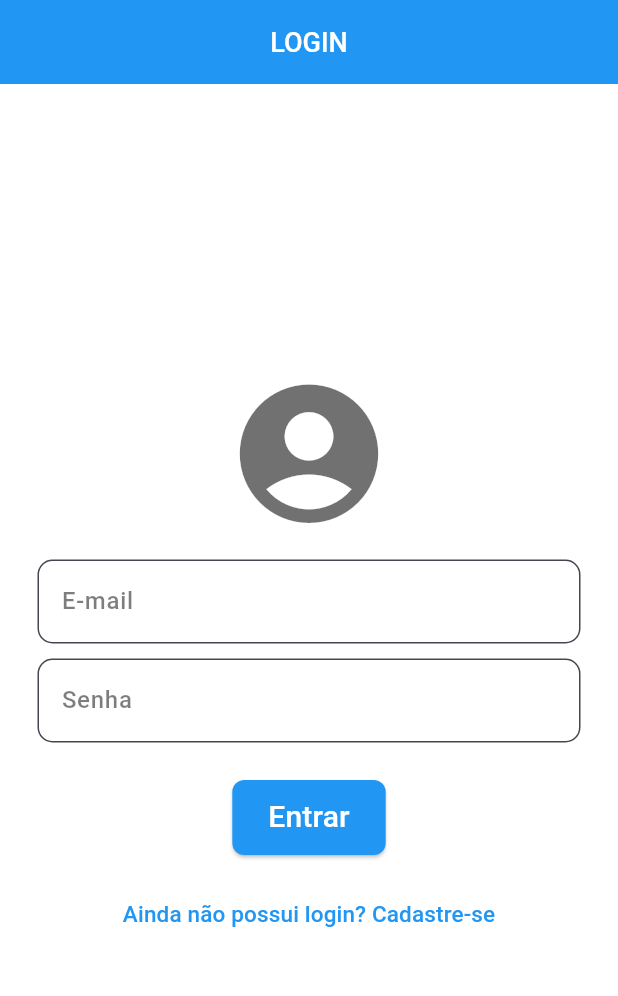
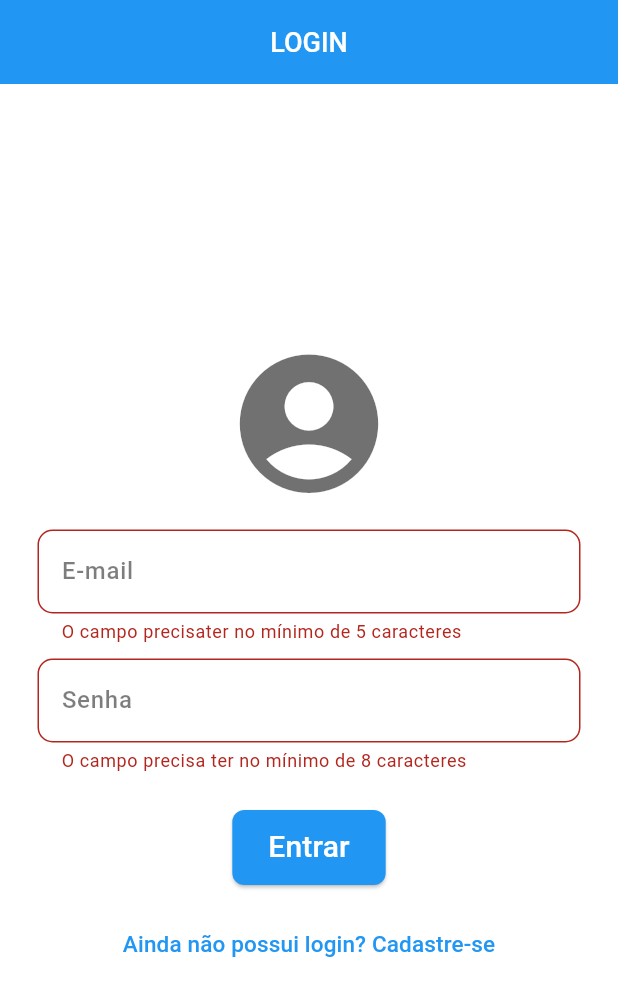
Before and after one commit to Pedro-phaf/primeiro_app, a Flutter app: the screen it shows after launch, after a tap on "Entrar", on a phone screen of 412 x 824 dp. Shown: the top 996 px of the screen. Run offline on Flutter 3.47's test engine with Material 3 defaults, Android fonts, the phone set to English and light mode, and no system bars.

Commit message:
atualizações de login

```diff
--- /dev/null
+++ b/lib/interna.dart
@@ -0,0 +1,81 @@
+import 'package:flutter/material.dart';
+
+class Interna extends StatefulWidget {
+  const Interna({super.key});
+
+  @override
+  State<Interna> createState() => _InternaState();
+}
+
+class _InternaState extends State<Interna> {
+  @override
+  Widget build(BuildContext context) {
+    return Scaffold(
+      backgroundColor: Colors.blueGrey,
+      appBar: AppBar(
+        centerTitle: true,
+        backgroundColor: Colors.blue,
+        title: const Text(
+          'PRIMEIRO SISTEMA',
+          style: TextStyle(
+              color: Color.fromARGB(255, 255, 255, 255),
+              fontSize: 18,
+              fontWeight: FontWeight.w500),
+        ),
+      ),
+      body: SingleChildScrollView(
+        child: Container(
+          height: 500,
+          margin: const EdgeInsets.all(16),
+          padding: const EdgeInsets.all(16),
+          decoration: BoxDecoration(
+              color: Colors.white,
+              borderRadius: BorderRadius.circular(6),
+              border: Border.all(
+                color: const Color.fromARGB(207, 67, 82, 81),
+                width: 4,
+              )),
+          child: Column(
+            children: [
+              const Padding(
+                padding: EdgeInsets.only(bottom: 10),
+                child: Row(
+                  children: [
+                    Text("Bem vindo ao meu Primeiro App, Sr(a)"),
+                    Text(
+                      "Pessoa",
+                      style: TextStyle(
+                        color: Colors.blue,
+                      ),
+                    ),
+                  ],
+                ),
+              ),
+              const Padding(
+                padding: EdgeInsets.fromLTRB(8, 10, 8, 32),
+                child: Divider(
+                  color: Colors.black,
+                ),
+              ),
+              ElevatedButton(
+                onPressed: () {},
+                style: ElevatedButton.styleFrom(
+                    backgroundColor: Colors.blue,
+                    shape: RoundedRectangleBorder(
+                      borderRadius: BorderRadius.circular(8),
+                    )),
+                child: const Text(
+                  "Logout",
+                  style: TextStyle(
+                    color: Colors.white,
+                    fontSize: 20,
+                  ),
+                ),
+              ),
+            ],
+          ),
+        ),
+      ),
+    );
+  }
+}
--- /dev/null
+++ b/lib/login.dart
@@ -0,0 +1,232 @@
+import 'package:flutter/material.dart';
+
+class Login extends StatefulWidget {
+  const Login({super.key});
+
+  @override
+  State<Login> createState() => _LoginState();
+}
+
+class _LoginState extends State<Login> {
+  bool entrar = true;
+
+  final _formkey = GlobalKey<FormState>();
+
+  @override
+  Widget build(BuildContext context) {
+    return Scaffold(
+      backgroundColor: const Color.fromARGB(255, 255, 255, 255),
+      appBar: AppBar(
+        centerTitle: true,
+        backgroundColor: Colors.blue,
+        title: Text(
+          (entrar) ? "LOGIN" : "CADASTRO",
+          style: const TextStyle(
+              color: Color.fromARGB(255, 255, 255, 255),
+              fontSize: 18,
+              fontWeight: FontWeight.w500),
+        ),
+      ),
+      body: Center(
+        child: SingleChildScrollView(
+          padding: const EdgeInsets.fromLTRB(25, 0, 25, 0),
+          child: Form(
+            key: _formkey,
+            child: Column(
+              children: [
+                const Icon(
+                  Icons.account_circle_rounded,
+                  color: Color.fromARGB(142, 0, 0, 0),
+                  size: 111,
+                ),
+                const SizedBox(
+                  height: 15,
+                ),
+                TextFormField(
+                  validator: (String? value) {
+                    if (value == null) {
+                      return "Preencha o campo";
+                    }
+                    if (value.length < 5) {
+                      return "O campo precisater no mínimo de 5 caracteres";
+                    }
+                    if (!value.contains("@")) {
+                      return "O campo precisater ter o caracter (@) em sua composição";
+                    }
+                    if (!value.contains(".")) {
+                      return "O campo precisater ter o caracter ( . ) em sua composição";
+                    }
+                  },
+                  decoration: InputDecoration(
+                      hintText: "E-mail",
+                      fillColor: Colors.white,
+                      filled: true,
+                      hintStyle: const TextStyle(
+                        color: Color.fromARGB(130, 0, 0, 0),
+                        fontWeight: FontWeight.w500,
+                        fontSize: 16,
+                      ),
+                      border: OutlineInputBorder(
+                        borderRadius: BorderRadius.circular(10),
+                      )),
+                  style: const TextStyle(
+                    color: Color.fromARGB(234, 0, 0, 0),
+                    fontWeight: FontWeight.w500,
+                    fontSize: 16,
+                  ),
+                ),
+                const SizedBox(
+                  height: 10,
+                ),
+                TextFormField(
+                  validator: (String? value) {
+                    if (value == null) {
+                      return "Preencha o campo Senha";
+                    }
+                    if (value.length < 5) {
+                      return "O campo precisa ter no mínimo de 8 caracteres";
+                    }
+                  },
+                  decoration: InputDecoration(
+                      hintText: "Senha",
+                      fillColor: Colors.white,
+                      filled: true,
+                      hintStyle: const TextStyle(
+                        color: Color.fromARGB(130, 0, 0, 0),
+                        fontWeight: FontWeight.w500,
+                        fontSize: 16,
+                      ),
+                      border: OutlineInputBorder(
+                        borderRadius: BorderRadius.circular(10),
+                      )),
+                  style: const TextStyle(
+                    color: Color.fromARGB(234, 0, 0, 0),
+                    fontWeight: FontWeight.w500,
+                    fontSize: 16,
+                  ),
+                  obscureText: true,
+                ),
+                Visibility(
+                  visible: !entrar,
+                  child: Column(
+                    children: [
+                      const SizedBox(
+                        height: 15,
+                      ),
+                      TextFormField(
+                        validator: (String? value) {
+                          if (value == null) {
+                            return "Preencha o campo Confirme a Senha";
+                          }
+                          if (value.length < 5) {
+                            return "O campo precisater no mínimo de 8 caracteres";
+                          }
+                        },
+                        decoration: InputDecoration(
+                            hintText: "Confirmar senha",
+                            fillColor: Colors.white,
+                            filled: true,
+                            hintStyle: const TextStyle(
+                              color: Color.fromARGB(130, 0, 0, 0),
+                              fontWeight: FontWeight.w500,
+                              fontSize: 16,
+                            ),
+                            border: OutlineInputBorder(
+                              borderRadius: BorderRadius.circular(10),
+                            )),
+                        style: const TextStyle(
+                          color: Color.fromARGB(234, 0, 0, 0),
+                          fontWeight: FontWeight.w500,
+                          fontSize: 16,
+                        ),
+                        obscureText: true,
+                      ),
+                      const SizedBox(
+                        height: 15,
+                      ),
+                      TextFormField(
+                        validator: (String? value) {
+                          if (value == null) {
+                            return "Preencha o campo Nome completo";
+                          }
+                          if (value.length < 5) {
+                            return "O campo precisater no mínimo de 5 caracteres";
+                          }
+                        },
+                        decoration: InputDecoration(
+                            hintText: "Nome Completo",
+                            fillColor: Colors.white,
+                            filled: true,
+                            hintStyle: const TextStyle(
+                              color: Color.fromARGB(130, 0, 0, 0),
+                              fontWeight: FontWeight.w500,
+                              fontSize: 16,
+                            ),
+                            border: OutlineInputBorder(
+                              borderRadius: BorderRadius.circular(10),
+                            )),
+                        style: const TextStyle(
+                          color: Color.fromARGB(234, 0, 0, 0),
+                          fontWeight: FontWeight.w500,
+                          fontSize: 16,
+                        ),
+                      ),
+                    ],
+                  ),
+                ),
+                const SizedBox(
+                  height: 15,
+                ),
+                Padding(
+                    padding: const EdgeInsets.only(top: 10, bottom: 15),
+                    child: SizedBox(
+                      height: 50,
+                      child: ElevatedButton(
+                        onPressed: () {
+                          botaoEntrar();
+                        },
+                        style: ElevatedButton.styleFrom(
+                            backgroundColor: Colors.blue,
+                            shape: RoundedRectangleBorder(
+                              borderRadius: BorderRadius.circular(8),
+                            )),
+                        child: Text(
+                          (entrar) ? "Entrar" : "Cadastrar",
+                          style: const TextStyle(
+                            color: Colors.white,
+                            fontSize: 20,
+                          ),
+                        ),
+                      ),
+                    )),
+                TextButton(
+                    onPressed: () {
+                      setState(() {
+                        entrar = !entrar;
+                      });
+                    },
+                    child: Text(
+                      (entrar)
+                          ? "Ainda não possui login? Cadastre-se"
+                          : "Já possui login? Entre",
+                      style: const TextStyle(
+                        color: Colors.blue,
+                        fontSize: 15,
+                      ),
+                    ))
+              ],
+            ),
+          ),
+        ),
+      ),
+    );
+  }
+
+  botaoEntrar() {
+    if (_formkey.currentState!.validate()) {
+      print("Formulário Funcionando");
+    } else {
+      print("Formulário não funcionando");
+    }
+  }
+}
--- a/lib/main.dart
+++ b/lib/main.dart
@@ -1,5 +1,8 @@
+// ignore_for_file: unused_import
+
 import 'package:flutter/material.dart';
-
+import 'package:primeiro_app/login.dart';
+import 'package:primeiro_app/interna.dart';
 void main() {
   runApp(
     const MaterialApp(
@@ -8,130 +11,3 @@ void main() {
     ),
   );
 }
-
-class Login extends StatefulWidget {
-  const Login({super.key});
-
-  @override
-  State<Login> createState() => _LoginState();
-}
-
-class _LoginState extends State<Login> {
-  bool entrar = true;
-
-  @override
-  Widget build(BuildContext context) {
-    return Scaffold(
-      backgroundColor: const Color.fromARGB(255, 255, 255, 255),
-      appBar: AppBar(
-        centerTitle: true,
-        backgroundColor: Colors.blue,
-        title: Text(
-          (entrar) ? "LOGIN" : "CADASTRO",
-          style: const TextStyle(
-              color: Color.fromARGB(255, 255, 255, 255),
-              fontSize: 18,
-              fontWeight: FontWeight.w500),
-        ),
-      ),
-      body: Center(
-        child: SingleChildScrollView(
-          padding: const EdgeInsets.fromLTRB(25, 0, 25, 0),
-          child: Form(
-            child: Column(
-              children: [
-                const Icon(
-                  Icons.account_circle_rounded,
-                  color: Color.fromARGB(142, 0, 0, 0),
-                  size: 111,
-                ),
-                const SizedBox(
-                  height: 15,
-                ),
-                TextFormField(
-                  decoration: InputDecoration(
-                      hintText: "E-mail",
-                      fillColor: Colors.white,
-                      filled: true,
-                      hintStyle: const TextStyle(
-                        color: Color.fromARGB(130, 0, 0, 0),
-                        fontWeight: FontWeight.w500,
-                        fontSize: 16,
-                      ),
-                      border: OutlineInputBorder(
-                        borderRadius: BorderRadius.circular(10),
-                      )),
-                  style: const TextStyle(
-                    color: Color.fromARGB(234, 0, 0, 0),
-                    fontWeight: FontWeight.w500,
-                    fontSize: 16,
-                  ),
-                ),
-                const SizedBox(
-                  height: 10,
-                ),
-                TextFormField(
-                  decoration: InputDecoration(
-                      hintText: "Senha",
-                      fillColor: Colors.white,
-                      filled: true,
-                      hintStyle: const TextStyle(
-                        color: Color.fromARGB(130, 0, 0, 0),
-                        fontWeight: FontWeight.w500,
-                        fontSize: 16,
-                      ),
-                      border: OutlineInputBorder(
-                        borderRadius: BorderRadius.circular(10),
-                      )),
-                  style: const TextStyle(
-                    color: Color.fromARGB(234, 0, 0, 0),
-                    fontWeight: FontWeight.w500,
-                    fontSize: 16,
-                  ),
-                  obscureText: true,
-                ),
-                const SizedBox(
-                  height: 15,
-                ),
-                Padding(
-                    padding: const EdgeInsets.only(top: 10, bottom: 15),
-                    child: SizedBox(
-                      height: 50,
-                      child: ElevatedButton(
-                          onPressed: () {},
-                          style: ElevatedButton.styleFrom(
-                              backgroundColor: Colors.blue,
-                              shape: RoundedRectangleBorder(
-                                borderRadius: BorderRadius.circular(8),
-                              )),
-                          child: Text(
-                            (entrar) ? "Entrar" : "Cadastrar",
-                            style: const TextStyle(
-                              color: Colors.white,
-                              fontSize: 20,
-                            ),
-                          )),
-                    )),
-                TextButton(
-                    onPressed: () {
-                      setState(() {
-                        entrar = !entrar;
-                      });
-                    },
-                    child: Text(
-                      (entrar)
-                          ? "Ainda não possui login? Cadastre-se"
-                          : "Já possui login? Entre",
-                      style: const TextStyle(
-                        color: Colors.blue,
-                        fontSize: 15,
-                      ),
-                    ))
-              ],
-            ),
-          ),
-        ),
-      ),
-    );
-  }
-}
```
